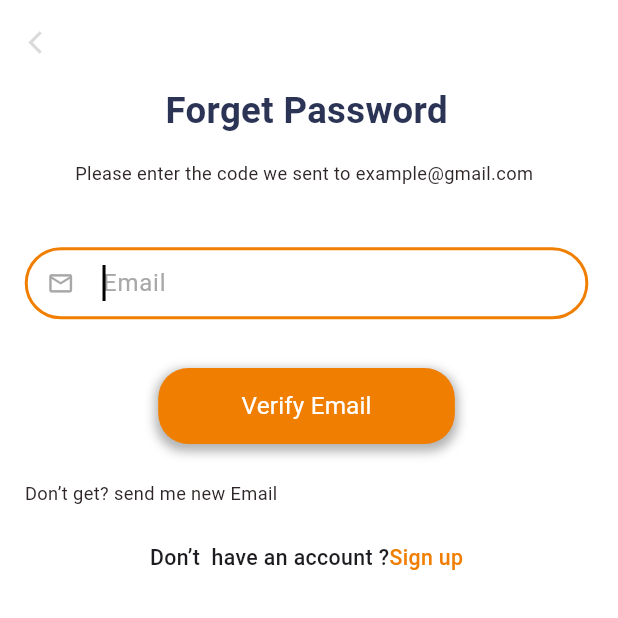
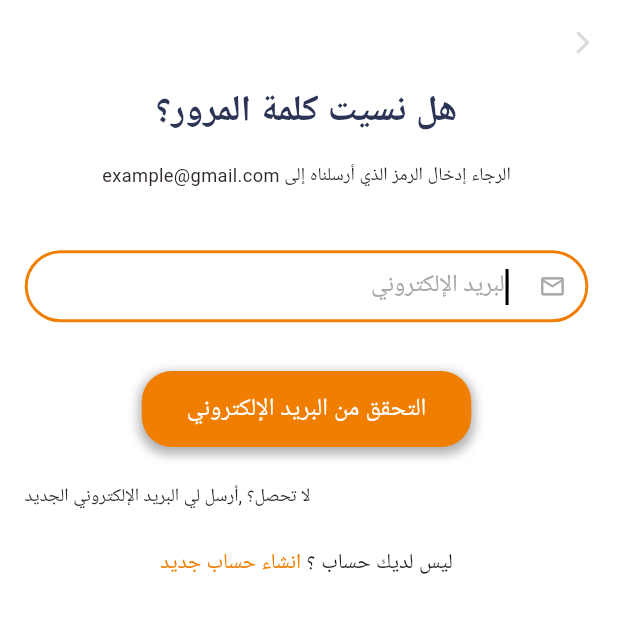
Before and after one commit to mahmoudsaber11/AlmosaferSah, a Flutter app: the ForgetPasswordView screen opened by its route, on a phone screen of 412 x 824 dp, the top half of it. Run offline on Flutter 3.47's test engine with Material 3 defaults, Android fonts, the light colour scheme and no system bars; our stand-ins replace equatable, flutter_bloc, flutter_screenutil, get_it, shared_preferences; accounts and stored records are empty.

Commit message:
finish forget password ui arabic

```diff
--- a/lib/almosafer_app.dart
+++ b/lib/almosafer_app.dart
@@ -16,7 +16,7 @@ class AlmosaferApp extends StatelessWidget {
       minTextAdapt: true,
       splitScreenMode: true,
       child: MaterialApp(
-        locale: const Locale('en'),
+        locale: const Locale('ar'),
         localizationsDelegates: const [
           S.delegate,
           GlobalMaterialLocalizations.delegate,
--- a/lib/features/auth/presentation/view/forget_password_view.dart
+++ b/lib/features/auth/presentation/view/forget_password_view.dart
@@ -3,6 +3,7 @@ import 'package:almosafer_sah/core/utils/functions/app_colors.dart';
 import 'package:almosafer_sah/core/utils/functions/app_navigator.dart';
 import 'package:almosafer_sah/core/utils/functions/app_styles.dart';
 import 'package:almosafer_sah/features/auth/presentation/widgets/forget_password/forget_password_form.dart';
+import 'package:almosafer_sah/generated/l10n.dart';
 import 'package:flutter/material.dart';
 import 'package:flutter_screenutil/flutter_screenutil.dart';
 
@@ -25,14 +26,14 @@ class ForgetPasswordView extends StatelessWidget {
         child: Column(
           children: [
             Text(
-              "Forget Password",
+              S.of(context).forgetPassword,
               style: AppStyles.textStyle24SemiBold,
             ),
             SizedBox(
               height: 16.h,
             ),
             Text(
-              "Please enter the code we sent to example@gmail.com ",
+              S.of(context).forgetSubTitle,
               style: AppStyles.textStyle10Regular.copyWith(fontSize: 12.sp),
             ),
             SizedBox(
@@ -47,7 +48,7 @@ class ForgetPasswordView extends StatelessWidget {
               child: InkWell(
                 onTap: () {},
                 child: Text(
-                  "Don’t get? send me new Email",
+                  S.of(context).sendEmail,
                   style: AppStyles.textStyle10Regular.copyWith(fontSize: 12.sp),
                 ),
               ),
@@ -59,14 +60,14 @@ class ForgetPasswordView extends StatelessWidget {
               mainAxisAlignment: MainAxisAlignment.center,
               children: [
                 Text(
-                  "Don’t  have an account ?",
+                  S.of(context).notAccount,
                   style: AppStyles.textStyle14Medium,
                 ),
                 InkWell(
                   onTap: () =>
                       context.navigateTo(routeName: Routes.signUpViewRoute),
                   child: Text(
-                    "Sign up",
+                    S.of(context).signUp,
                     style: AppStyles.textStyle14Medium
                         .copyWith(color: AppColors.primaryColor),
                   ),
--- a/lib/features/auth/presentation/view/sign_up_view.dart
+++ b/lib/features/auth/presentation/view/sign_up_view.dart
@@ -1,4 +1,6 @@
+import 'package:almosafer_sah/config/routes/routes.dart';
 import 'package:almosafer_sah/core/utils/functions/app_colors.dart';
+import 'package:almosafer_sah/core/utils/functions/app_navigator.dart';
 import 'package:almosafer_sah/core/utils/functions/app_styles.dart';
 import 'package:almosafer_sah/features/auth/presentation/widgets/sign_up/sign_up_form.dart';
 import 'package:almosafer_sah/generated/l10n.dart';
@@ -40,7 +42,8 @@ class SignUpView extends StatelessWidget {
                   style: AppStyles.textStyle14Medium,
                 ),
                 InkWell(
-                  onTap: () {},
+                  onTap: () =>
+                      context.navigateTo(routeName: Routes.loginViewRoute),
                   child: Text(
                     S.of(context).login,
                     style: AppStyles.textStyle14Medium
--- a/lib/features/auth/presentation/widgets/forget_password/forget_password_form.dart
+++ b/lib/features/auth/presentation/widgets/forget_password/forget_password_form.dart
@@ -2,6 +2,7 @@ import 'package:almosafer_sah/core/helpers/helper.dart';
 import 'package:almosafer_sah/core/utils/functions/app_colors.dart';
 import 'package:almosafer_sah/core/utils/widgets/custom_general_button.dart';
 import 'package:almosafer_sah/core/utils/widgets/custom_text_field.dart';
+import 'package:almosafer_sah/generated/l10n.dart';
 import 'package:flutter/material.dart';
 import 'package:flutter_screenutil/flutter_screenutil.dart';
 
@@ -55,7 +56,7 @@ class _LoginViewFormState extends State<ForgetPasswordForm> {
               keyboardType: TextInputType.emailAddress,
               autofillHints: const [AutofillHints.email],
               focusNode: _emailFocusNode,
-              hintText: "Email",
+              hintText: S.of(context).textEmail,
               prefix: Icon(
                 Icons.email_outlined,
                 size: 18.sp,
@@ -66,8 +67,8 @@ class _LoginViewFormState extends State<ForgetPasswordForm> {
             height: 32.h,
           ),
           CustomGeneralButton(
-            width: 180.w,
-            text: "Verify Email",
+            width: 200.w,
+            text: S.of(context).verifyEmail,
           ),
         ],
       ),
--- a/lib/l10n/intl_ar.arb
+++ b/lib/l10n/intl_ar.arb
@@ -28,5 +28,9 @@
     "textConfirmPassword":"تأكيد كلمة المرور",
     "textButtonCreate":"إنشاء",
     "textHaveAccount":"هل لديك حساب ؟",
-    "login":"تسجيل الدخول"
+    "login":"تسجيل الدخول" ,
+
+    "forgetSubTitle":"الرجاء إدخال الرمز الذي أرسلناه إلى example@gmail.com",
+    "verifyEmail":"التحقق من البريد الإلكتروني",
+    "sendEmail":"لا تحصل؟ ,أرسل لي البريد الإلكتروني الجديد"
   }
--- a/lib/l10n/intl_en.arb
+++ b/lib/l10n/intl_en.arb
@@ -29,5 +29,9 @@
     "textConfirmPassword":"Confirm Password",
     "textButtonCreate":"CREATE",
     "textHaveAccount":"Already have an account ?",
-    "login":"login"
+    "login":"login" ,
+
+    "forgetSubTitle":" Please enter the code we sent to example@gmail.com ",
+    "verifyEmail":"Verify Email",
+    "sendEmail":"Don’t get? Send me new Email "
   }
```
Also changed, not shown: lib/generated/intl/messages_ar.dart, lib/generated/intl/messages_en.dart, lib/generated/l10n.dart.
